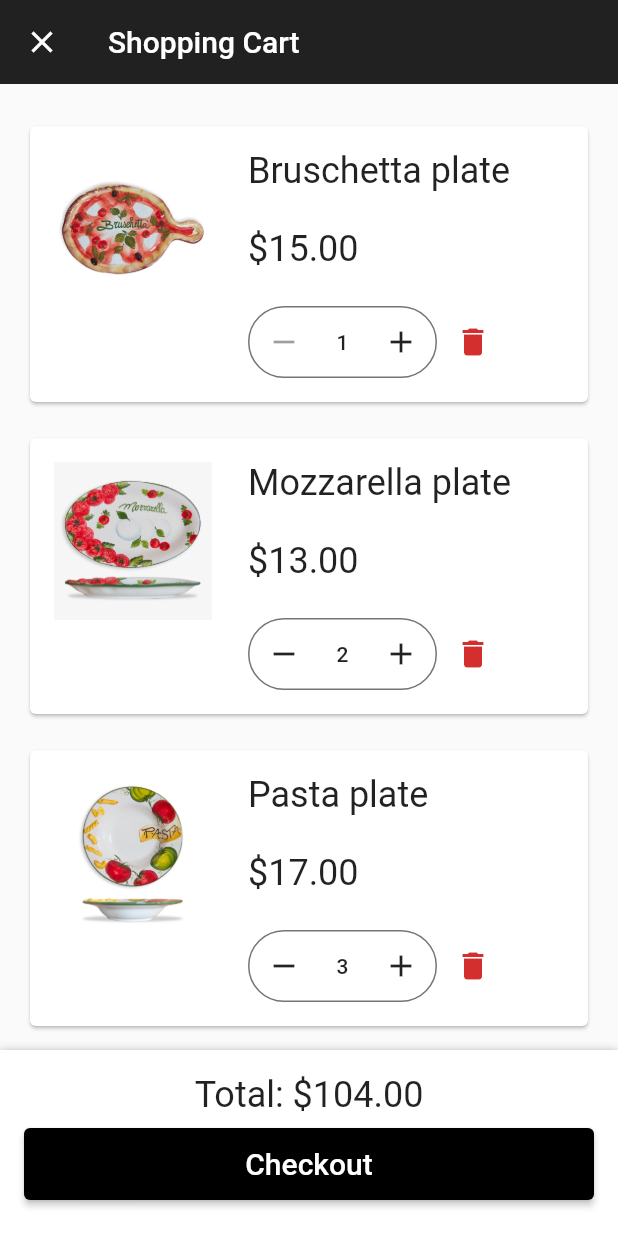
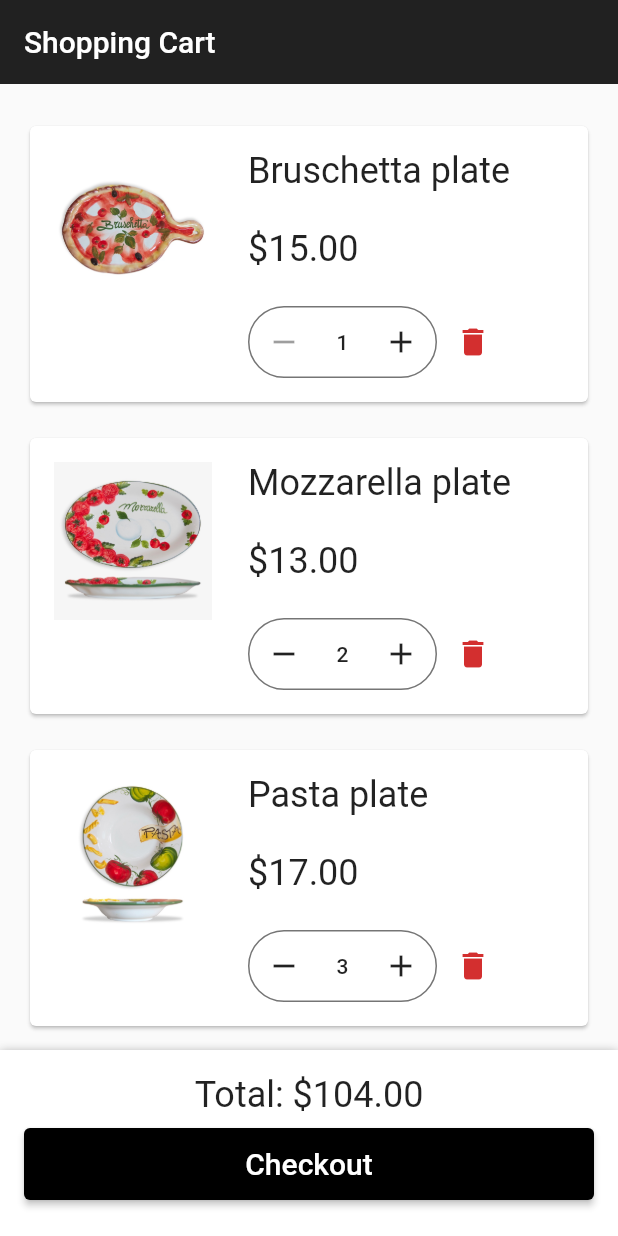
Before and after one commit to raphapc/mvp-ecom, a Flutter app: the screen it shows after launch, scrolled down 576 dp, after a tap on the "shopping cart" icon, on a phone screen of 412 x 824 dp. Run offline on Flutter 3.47's test engine with Material 2 defaults, Android fonts, the phone set to English and light mode, and no system bars; our stand-ins replace flutter_layout_grid, flutter_rating_bar, go_router.

```diff
--- a/lib/main.dart
+++ b/lib/main.dart
@@ -3,12 +3,15 @@ import 'dart:async';
 import 'package:ecommerce_app/src/app.dart';
 import 'package:ecommerce_app/src/localization/string_hardcoded.dart';
 import 'package:flutter/material.dart';
+// ignore: depend_on_referenced_packages
+import 'package:flutter_web_plugins/url_strategy.dart';
 
 void main() async {
   // * For more info on error handling, see:
   // * https://docs.flutter.dev/testing/errors
   await runZonedGuarded(() async {
     WidgetsFlutterBinding.ensureInitialized();
+    usePathUrlStrategy();
     // * Entry point of the app
     runApp(const MyApp());
 
--- a/lib/src/app.dart
+++ b/lib/src/app.dart
@@ -1,5 +1,5 @@
-import 'package:ecommerce_app/src/features/products_list/products_list_screen.dart';
 import 'package:ecommerce_app/src/localization/string_hardcoded.dart';
+import 'package:ecommerce_app/src/routing/app_router.dart';
 import 'package:flutter/material.dart';
 
 class MyApp extends StatelessWidget {
@@ -7,11 +7,10 @@ class MyApp extends StatelessWidget {
 
   @override
   Widget build(BuildContext context) {
-    return MaterialApp(
+    return MaterialApp.router(
       debugShowCheckedModeBanner: false,
       restorationScopeId: 'app',
-      // * The home page of the app
-      home: const ProductsListScreen(),
+      routerConfig: goRouter,
       onGenerateTitle: (BuildContext context) => 'My Shop'.hardcoded,
       theme: ThemeData(
         primarySwatch: Colors.grey,
--- a/lib/src/features/home_app_bar/shopping_cart_icon.dart
+++ b/lib/src/features/home_app_bar/shopping_cart_icon.dart
@@ -1,6 +1,6 @@
-import 'package:ecommerce_app/src/features/shopping_cart/shopping_cart_screen.dart';
 import 'package:flutter/material.dart';
 import 'package:ecommerce_app/src/constants/app_sizes.dart';
+import 'package:go_router/go_router.dart';
 
 /// Shopping cart icon with items count badge
 class ShoppingCartIcon extends StatelessWidget {
@@ -19,12 +19,13 @@ class ShoppingCartIcon extends StatelessWidget {
           child: IconButton(
             key: shoppingCartIconKey,
             icon: const Icon(Icons.shopping_cart),
-            onPressed: () => Navigator.of(context).push(
-              MaterialPageRoute(
-                fullscreenDialog: true,
-                builder: (_) => const ShoppingCartScreen(),
-              ),
-            ),
+            // onPressed: () => Navigator.of(context).push(
+            //   MaterialPageRoute(
+            //     fullscreenDialog: true,
+            //     builder: (_) => const ShoppingCartScreen(),
+            //   ),
+            // ),
+            onPressed: () => GoRouter.of(context).go('/cart'),
           ),
         ),
         if (cartItemsCount > 0)
--- /dev/null
+++ b/lib/src/routing/app_router.dart
@@ -0,0 +1,15 @@
+import 'package:ecommerce_app/src/features/products_list/products_list_screen.dart';
+import 'package:ecommerce_app/src/features/shopping_cart/shopping_cart_screen.dart';
+import 'package:go_router/go_router.dart';
+
+final goRouter =
+    GoRouter(initialLocation: '/', debugLogDiagnostics: true, routes: [
+  GoRoute(
+    path: '/',
+    builder: (context, state) => const ProductsListScreen(),
+  ),
+  GoRoute(
+    path: '/cart',
+    builder: (context, state) => const ShoppingCartScreen(),
+  ),
+]);
--- a/pubspec.yaml
+++ b/pubspec.yaml
@@ -1,5 +1,5 @@
 name: ecommerce_app
-description: Flutter eCommerce app (part of the Complete Flutter Course Bundle)
+description: Flutter eCommerce app
 
 # Prevent accidental publishing to pub.dev.
 publish_to: 'none'
@@ -18,6 +18,7 @@ dependencies:
   intl: 0.17.0
   flutter_layout_grid: 2.0.1
   flutter_rating_bar: 4.0.1
+  go_router: ^5.2.1
 
 dev_dependencies:
   flutter_test:
```
Also changed, not shown: pubspec.lock.
